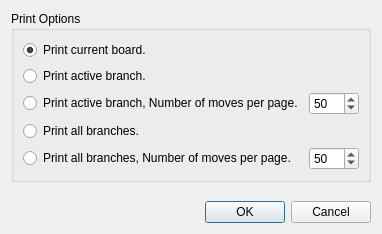
This is printoptiondialog.ui in nullx002/mugo as Qt 5 draws it before an edit. The edited form follows.
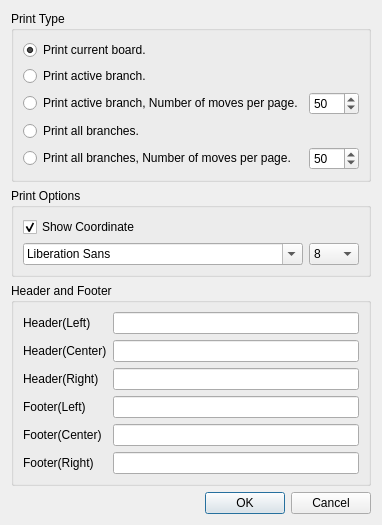
This is the edited form.

Commit message: add: print preview dialog. add: header/footer string on print option dialog.

The edit to the form file:
```diff
--- a/printoptiondialog.ui
+++ b/printoptiondialog.ui
@@ -7,7 +7,7 @@
     <x>0</x>
     <y>0</y>
     <width>376</width>
-    <height>234</height>
+    <height>480</height>
    </rect>
   </property>
   <property name="windowTitle">
@@ -17,7 +17,7 @@
    <item>
     <widget class="QGroupBox" name="groupBox">
      <property name="title">
-      <string>Print Options</string>
+      <string>Print Type</string>
      </property>
      <layout class="QVBoxLayout" name="verticalLayout">
       <item>
@@ -101,6 +101,154 @@
      </layout>
     </widget>
    </item>
+   <item>
+    <widget class="QGroupBox" name="optionBox">
+     <property name="title">
+      <string>Print Options</string>
+     </property>
+     <layout class="QVBoxLayout" name="verticalLayout_3">
+      <item>
+       <widget class="QCheckBox" name="showCoordinate">
+        <property name="text">
+         <string>Show Coordinate</string>
+        </property>
+        <property name="checked">
+         <bool>true</bool>
+        </property>
+       </widget>
+      </item>
+      <item>
+       <layout class="QHBoxLayout" name="horizontalLayout_3">
+        <item>
+         <widget class="QFontComboBox" name="fontComboBox"/>
+        </item>
+        <item>
+         <widget class="QComboBox" name="fontSizeComboBox">
+          <property name="maximumSize">
+           <size>
+            <width>50</width>
+            <height>16777215</height>
+           </size>
+          </property>
+          <item>
+           <property name="text">
+            <string>8</string>
+           </property>
+          </item>
+          <item>
+           <property name="text">
+            <string>9</string>
+           </property>
+          </item>
+          <item>
+           <property name="text">
+            <string>10</string>
+           </property>
+          </item>
+          <item>
+           <property name="text">
+            <string>11</string>
+           </property>
+          </item>
+          <item>
+           <property name="text">
+            <string>12</string>
+           </property>
+          </item>
+          <item>
+           <property name="text">
+            <string>13</string>
+           </property>
+          </item>
+          <item>
+           <property name="text">
+            <string>14</string>
+           </property>
+          </item>
+          <item>
+           <property name="text">
+            <string>15</string>
+           </property>
+          </item>
+         </widget>
+        </item>
+       </layout>
+      </item>
+     </layout>
+    </widget>
+   </item>
+   <item>
+    <widget class="QGroupBox" name="headerFooterGroupBox">
+     <property name="title">
+      <string>Header and Footer</string>
+     </property>
+     <layout class="QFormLayout" name="formLayout">
+      <property name="fieldGrowthPolicy">
+       <enum>QFormLayout::AllNonFixedFieldsGrow</enum>
+      </property>
+      <item row="0" column="0">
+       <widget class="QLabel" name="headerLeftLabel">
+        <property name="text">
+         <string>Header(Left)</string>
+        </property>
+       </widget>
+      </item>
+      <item row="0" column="1">
+       <widget class="QLineEdit" name="headerLeftEdit"/>
+      </item>
+      <item row="1" column="0">
+       <widget class="QLabel" name="headerCenterLabel">
+        <property name="text">
+         <string>Header(Center)</string>
+        </property>
+       </widget>
+      </item>
+      <item row="1" column="1">
+       <widget class="QLineEdit" name="headerCenterEdit"/>
+      </item>
+      <item row="2" column="0">
+       <widget class="QLabel" name="headerRightLabel">
+        <property name="text">
+         <string>Header(Right)</string>
+        </property>
+       </widget>
+      </item>
+      <item row="2" column="1">
+       <widget class="QLineEdit" name="headerRightEdit"/>
+      </item>
+      <item row="3" column="0">
+       <widget class="QLabel" name="footerLeftLabel">
+        <property name="text">
+         <string>Footer(Left)</string>
+        </property>
+       </widget>
+      </item>
+      <item row="3" column="1">
+       <widget class="QLineEdit" name="footerLeftEdit"/>
+      </item>
+      <item row="4" column="0">
+       <widget class="QLabel" name="footerCenterLabel">
+        <property name="text">
+         <string>Footer(Center)</string>
+        </property>
+       </widget>
+      </item>
+      <item row="4" column="1">
+       <widget class="QLineEdit" name="footerCenterEdit"/>
+      </item>
+      <item row="5" column="0">
+       <widget class="QLabel" name="footerRightLabel">
+        <property name="text">
+         <string>Footer(Right)</string>
+        </property>
+       </widget>
+      </item>
+      <item row="5" column="1">
+       <widget class="QLineEdit" name="footerRightEdit"/>
+      </item>
+     </layout>
+    </widget>
+   </item>
    <item>
     <spacer name="verticalSpacer">
      <property name="orientation">
```
Left out of the diff: 21 changed lines with no effect on the pictures. The commit also changes 6 other files.
